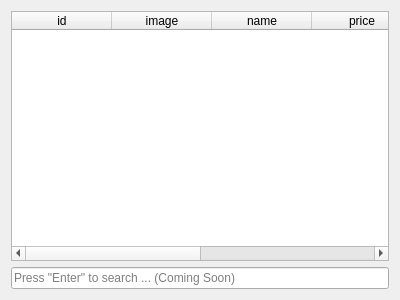
Old version of the form client/shopwidget.ui in the repository gitjip/microtrade.
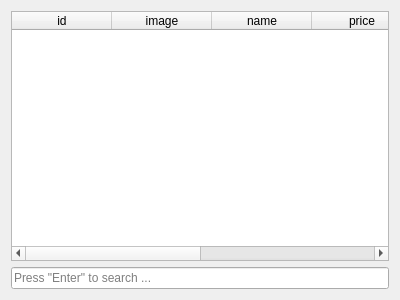
New version of the form.

Commit message: Add basic search function.

The edit to the form file:
```diff
--- a/client/shopwidget.ui
+++ b/client/shopwidget.ui
@@ -75,7 +75,7 @@
       <string/>
      </property>
      <property name="placeholderText">
-      <string>Press &quot;Enter&quot; to search ... (Coming Soon)</string>
+      <string>Press &quot;Enter&quot; to search ...</string>
      </property>
     </widget>
    </item>
```
The commit also changes 14 other files.
